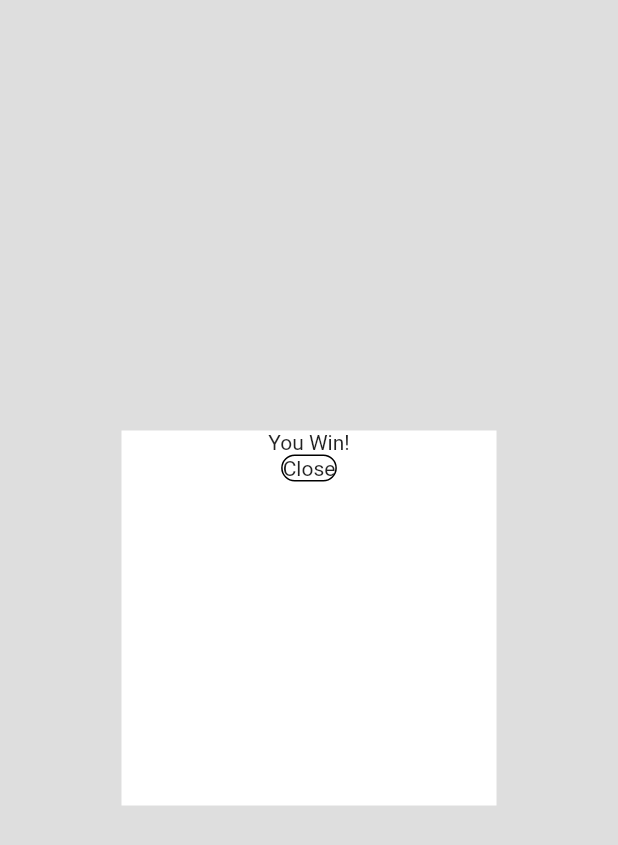
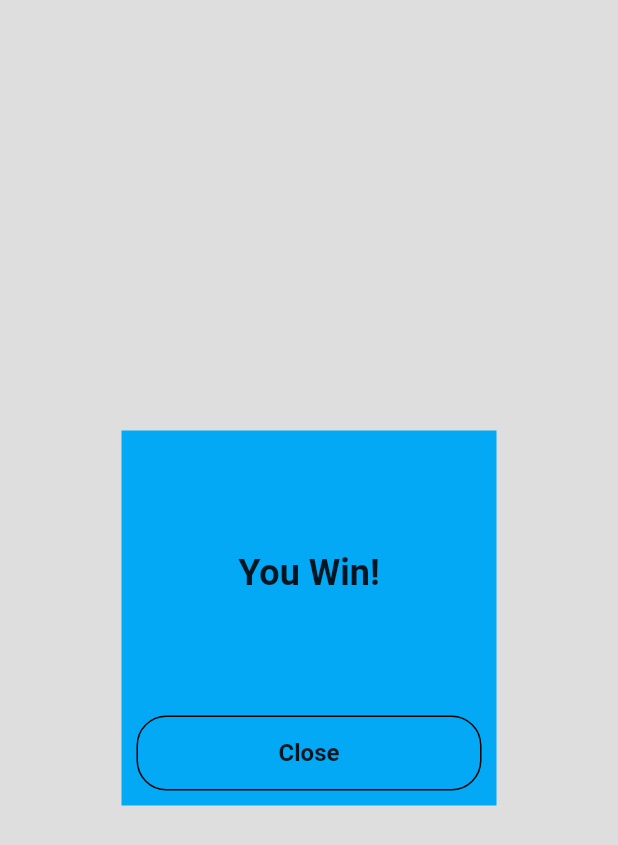
Before and after one commit to aquashdw/flutter-minesweeper, a Flutter app: the WinDialog widget shown alone on an empty page, opened directly, on a phone screen of 412 x 824 dp. Shown: the top 845 px of the screen. Run offline on Flutter 3.47's test engine with Material 2 defaults, Android fonts, the phone set to English and light mode, and no system bars; our stand-ins replace flutter_bloc.

Commit message:
temp beautify dialog

```diff
--- a/lib/widgets/win_dialog.dart
+++ b/lib/widgets/win_dialog.dart
@@ -1,6 +1,4 @@
 import 'package:flutter/material.dart';
-import 'package:flutter_bloc/flutter_bloc.dart';
-import 'package:minesweeper/service/mine_bloc.dart';
 
 class WinDialog extends StatelessWidget {
   const WinDialog({super.key});
@@ -13,13 +11,27 @@ class WinDialog extends StatelessWidget {
         child: Container(
           height: 250,
           width: 250,
-          color: Colors.white,
+          color: Colors.lightBlue,
           child: Column(
+            mainAxisAlignment: MainAxisAlignment.center,
             children: [
-              const Text("You Win!"),
+              const Expanded(
+                child: Center(
+                  child: Text(
+                    "You Win!",
+                    style: TextStyle(
+                      fontSize: 24,
+                      fontWeight: FontWeight.w600,
+                    ),
+                  ),
+                ),
+              ),
+              Row(
+                mainAxisAlignment: MainAxisAlignment.center,
+                crossAxisAlignment: CrossAxisAlignment.center,
+                children: [
                   GestureDetector(
                     onTap: () {
-                  context.read<MineBloc>().add(CloseControlEvent());
                       Navigator.pop(context);
                     },
                     child: Container(
@@ -27,8 +39,23 @@ class WinDialog extends StatelessWidget {
                         borderRadius: BorderRadius.circular(20),
                         border: Border.all(),
                       ),
-                  child: const Text("Close"),
+                      width: 230,
+                      height: 50,
+                      child: const Center(
+                        child: Text(
+                          "Close",
+                          style: TextStyle(
+                            fontSize: 16,
+                            fontWeight: FontWeight.w600,
                           ),
+                        ),
+                      ),
+                    ),
+                  ),
+                ],
+              ),
+              const SizedBox(
+                height: 10,
               ),
             ],
           ),
```
Lines whose indentation alone changed are shown as unchanged.
